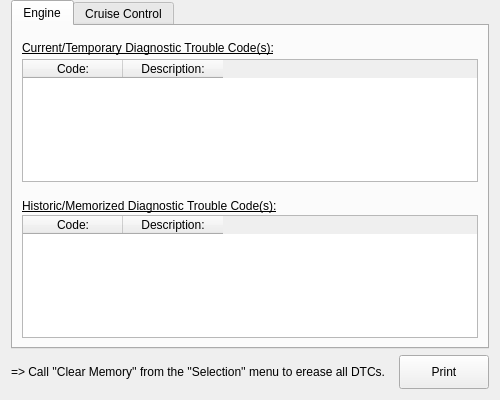
Above: ui/CUcontent_DCs_engine.ui from Comer352L/FreeSSM before the change. Below: the same form after it.
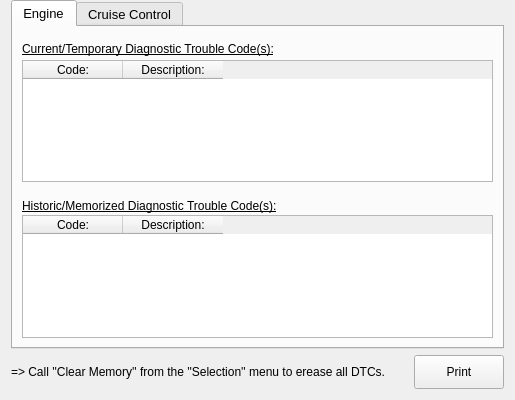
That is the form after the change. Icons and pictures are not drawn.

Commit message: CUcontent_DCs_engine.ui: add missing font size specifications

```diff
--- a/ui/CUcontent_DCs_engine.ui
+++ b/ui/CUcontent_DCs_engine.ui
@@ -6,7 +6,7 @@
    <rect>
     <x>0</x>
     <y>0</y>
-    <width>500</width>
+    <width>515</width>
     <height>400</height>
    </rect>
   </property>
@@ -36,10 +36,20 @@
        <verstretch>0</verstretch>
       </sizepolicy>
      </property>
+     <property name="font">
+      <font>
+       <pointsize>10</pointsize>
+      </font>
+     </property>
      <property name="currentIndex">
       <number>0</number>
      </property>
      <widget class="QWidget" name="engineDTCs_tab">
+      <property name="font">
+       <font>
+        <pointsize>9</pointsize>
+       </font>
+      </property>
       <attribute name="title">
        <string>Engine</string>
       </attribute>
@@ -286,6 +296,11 @@
          <verstretch>0</verstretch>
         </sizepolicy>
        </property>
+       <property name="font">
+        <font>
+         <pointsize>9</pointsize>
+        </font>
+       </property>
        <property name="text">
         <string>=&gt; Call ''Clear Memory'' from the ''Selection'' menu to erease all DTCs.</string>
        </property>
@@ -305,6 +320,11 @@
          <height>34</height>
         </size>
        </property>
+       <property name="font">
+        <font>
+         <pointsize>9</pointsize>
+        </font>
+       </property>
        <property name="text">
         <string>    Print    </string>
        </property>
```
Left out of the diff: 5 changed lines with no effect on the pictures.
